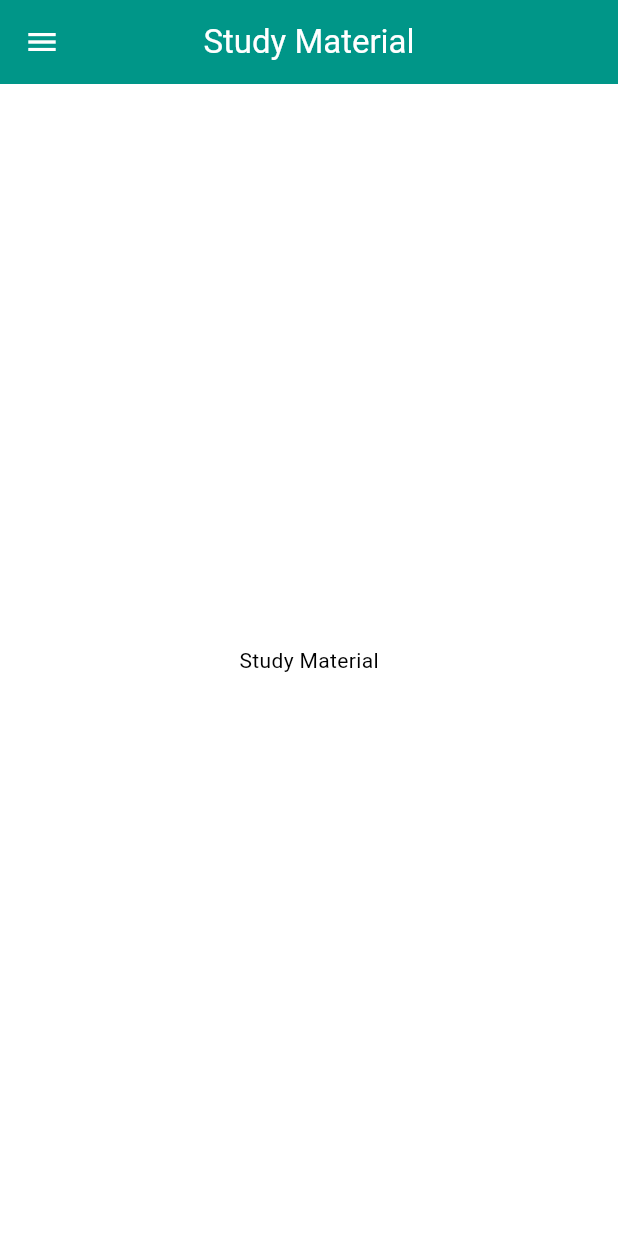
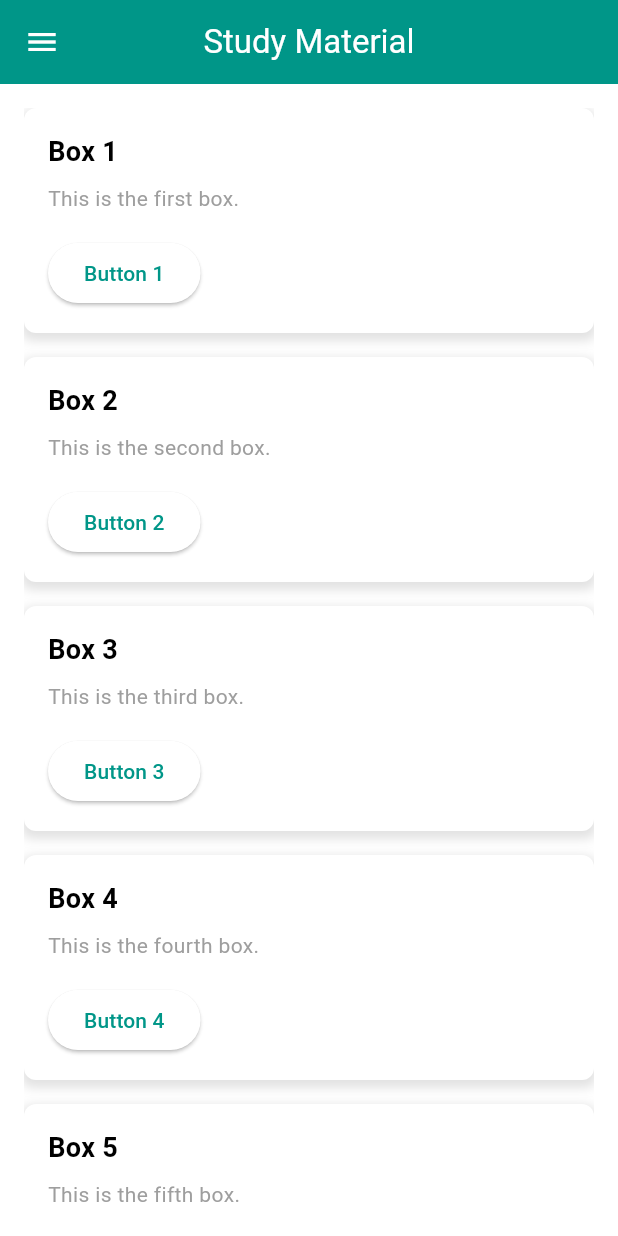
Before and after one commit to FrozenBirdXD/LivTu, a Flutter app: the StudyMaterialView screen opened directly, on a phone screen of 412 x 824 dp. Run offline on Flutter 3.47's test engine with Material 2 defaults, Android fonts, the phone set to English and light mode, and no system bars; our stand-ins replace bloc, cloud_firestore, equatable, firebase_auth, firebase_core, firebase_storage and 3 more; accounts and stored records are empty; generated files the repository leaves out were written again.

Commit message:
utilize subject boxes

```diff
--- a/lib/views/study_material/study_material_view.dart
+++ b/lib/views/study_material/study_material_view.dart
@@ -1,6 +1,7 @@
 import 'package:flutter/material.dart';
 import 'package:livtu/views/drawer.dart';
 import 'package:flutter_gen/gen_l10n/app_localizations.dart';
+import 'package:livtu/views/study_material/subject_box.dart';
 
 class StudyMaterialView extends StatefulWidget {
   const StudyMaterialView({super.key});
@@ -18,8 +19,57 @@ class _StudyMaterialViewState extends State<StudyMaterialView> {
         title: Text(AppLocalizations.of(context)!.studyMaterial),
         centerTitle: true,
       ),
-      body: Center(
-        child: Text(AppLocalizations.of(context)!.studyMaterial),
+      body: Container(
+        padding: const EdgeInsets.all(16.0),
+        child: const SingleChildScrollView(
+          child: Column(
+            crossAxisAlignment: CrossAxisAlignment.stretch,
+            children: [
+              SubjectBox(
+                title: 'Box 1',
+                description: 'This is the first box.',
+                buttonText: 'Button 1',
+              ),
+              SizedBox(height: 16.0),
+              SubjectBox(
+                title: 'Box 2',
+                description: 'This is the second box.',
+                buttonText: 'Button 2',
+              ),
+              SizedBox(height: 16.0),
+              SubjectBox(
+                title: 'Box 3',
+                description: 'This is the third box.',
+                buttonText: 'Button 3',
+              ),
+              SizedBox(height: 16.0),
+              SubjectBox(
+                title: 'Box 4',
+                description: 'This is the fourth box.',
+                buttonText: 'Button 4',
+              ),
+              SizedBox(height: 16.0),
+              SubjectBox(
+                title: 'Box 5',
+                description: 'This is the fifth box.',
+                buttonText: 'Button 5',
+              ),
+              SizedBox(height: 16.0),
+              SubjectBox(
+                title: 'Box 6',
+                description: 'This is the sixth box.',
+                buttonText: 'Button 6',
+              ),
+              SizedBox(height: 16.0),
+              SubjectBox(
+                title: 'Box 7',
+                description: 'This is the seventh box.',
+                buttonText: 'Button 7',
+              ),
+              SizedBox(height: 16.0),
+            ],
+          ),
+        ),
       ),
     );
   }
```
